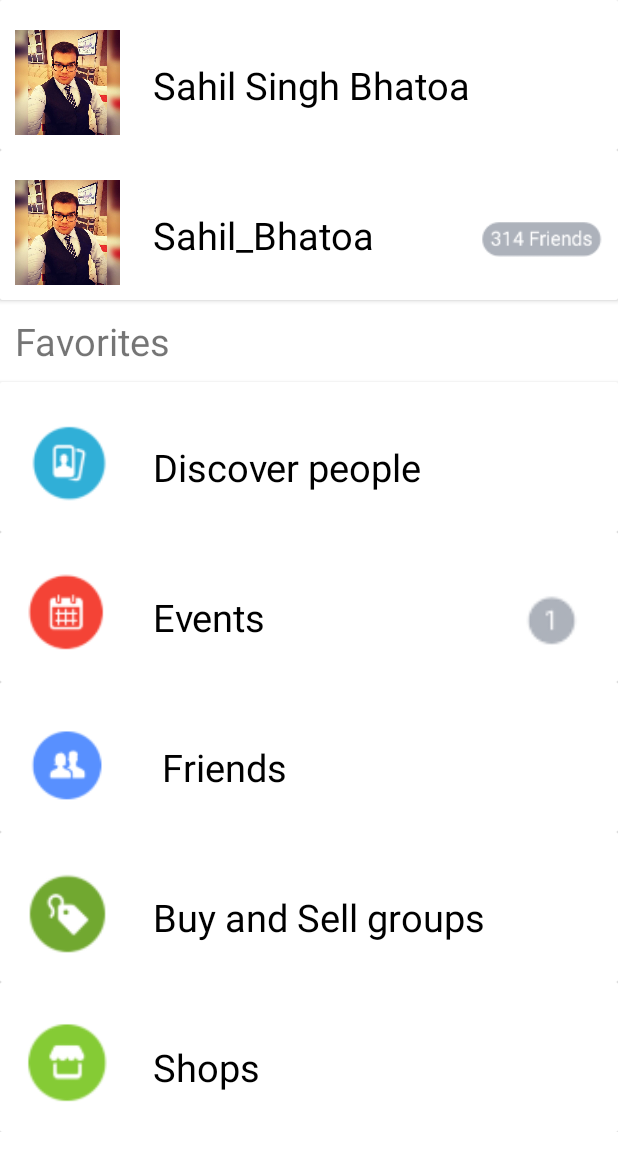
After one commit to xuefeihexue/FacebookJack, an Android app: the layout activity_profile_screen.xml on its own in the app's theme, with its tools: preview values and no code run, on a phone screen of 412 x 824 dp. The commit adds this screen. Shown: the top 1171 px of the screen. Run offline under Robolectric (Android 15) with nearby library versions, the phone set to English and light mode, and no system bars.

Commit message:
Profile screen initial commit.

```diff
--- /dev/null
+++ b/app/src/main/res/layout/activity_profile_screen.xml
@@ -0,0 +1,362 @@
+<?xml version="1.0" encoding="utf-8"?>
+<LinearLayout xmlns:android="http://schemas.android.com/apk/res/android"
+    android:layout_width="match_parent"
+    android:layout_height="match_parent"
+    android:background="#fff"
+    android:orientation="vertical">
+
+
+
+        <ScrollView
+            android:id="@+id/scrollView2"
+            android:layout_width="match_parent"
+            android:layout_height="match_parent"
+            android:background="#fff">
+
+
+            <RelativeLayout
+                android:layout_width="match_parent"
+                android:layout_height="match_parent">
+
+                <android.support.v7.widget.CardView
+                    android:id="@+id/whatOnYourMindCardView"
+                    android:layout_width="match_parent"
+                    android:layout_height="wrap_content"
+                    android:elevation="0dp">
+
+                    <RelativeLayout
+                        android:layout_width="match_parent"
+                        android:layout_height="100dp"
+                        android:background="#fff"
+                        android:elevation="0dp"
+                        android:padding="10dp"
+                        >
+
+
+                        <ImageView
+                            android:id="@+id/imageView2"
+                            android:layout_width="70dp"
+                            android:layout_height="70dp"
+                            android:layout_alignParentTop="true"
+                            android:layout_alignStart="@+id/view"
+                            android:layout_marginTop="10dp"
+                            android:src="@drawable/profilepic" />
+
+                        <TextView
+                            android:id="@+id/whattextview3"
+                            android:layout_width="wrap_content"
+                            android:layout_height="wrap_content"
+                            android:layout_alignTop="@+id/imageView2"
+                            android:layout_marginStart="22dp"
+                            android:layout_marginTop="19dp"
+                            android:layout_toEndOf="@+id/imageView2"
+
+                            android:text="Sahil Singh Bhatoa"
+                            android:textColor="#000"
+                            android:textSize="25sp" />
+
+                    </RelativeLayout>
+
+                </android.support.v7.widget.CardView>
+
+                <android.support.v7.widget.CardView
+                    android:id="@+id/whatOnYourMindCardView2"
+                    android:layout_below="@id/whatOnYourMindCardView"
+                    android:layout_width="match_parent"
+                    android:layout_height="wrap_content"
+                    android:elevation="0dp">
+
+                    <RelativeLayout
+                        android:layout_width="match_parent"
+                        android:layout_height="100dp"
+                        android:background="#fff"
+                        android:elevation="0dp"
+                        android:padding="10dp"
+                        >
+
+
+                        <ImageView
+                            android:id="@+id/imageView2"
+                            android:layout_width="70dp"
+                            android:layout_height="70dp"
+                            android:layout_alignParentTop="true"
+                            android:layout_alignStart="@+id/view"
+                            android:layout_marginTop="10dp"
+                            android:src="@drawable/profilepic" />
+
+                        <TextView
+                            android:id="@+id/whattextview"
+                            android:layout_width="wrap_content"
+                            android:layout_height="wrap_content"
+                            android:layout_alignTop="@+id/imageView2"
+                            android:layout_marginStart="22dp"
+                            android:layout_marginTop="19dp"
+                            android:layout_toEndOf="@+id/imageView2"
+
+                            android:text="Sahil_Bhatoa"
+                            android:textColor="#000"
+                            android:textSize="25sp" />
+
+
+                        <ImageView
+                            android:id="@+id/imageView7"
+                            android:layout_marginTop="19dp"
+                            android:layout_width="70dp"
+                            android:layout_height="70dp"
+                            android:scaleX="1.2"
+                            android:scaleY="1.2"
+                            android:layout_marginRight="5dp"
+                            android:layout_alignParentRight="true"
+                            android:src="@drawable/furz" />
+
+
+
+                    </RelativeLayout>
+
+                </android.support.v7.widget.CardView>
+                <TextView
+                    android:id="@+id/whattextview1"
+                    android:layout_width="wrap_content"
+                    android:layout_height="wrap_content"
+                    android:layout_below="@id/whatOnYourMindCardView2"
+                    android:text="Favorites"
+                    android:textSize="25sp"
+                    android:padding="10dp">
+
+
+                </TextView>
+                <android.support.v7.widget.CardView
+                    android:id="@+id/whatOnYourMindCardView3"
+                    android:layout_below="@id/whattextview1"
+
+                    android:layout_width="match_parent"
+                    android:layout_height="wrap_content"
+                    android:elevation="0dp">
+
+                    <RelativeLayout
+                        android:layout_width="match_parent"
+                        android:layout_height="100dp"
+                        android:background="#fff"
+                        android:elevation="0dp"
+                        android:padding="10dp"
+                        >
+
+
+                        <ImageView
+                            android:id="@+id/imageView2"
+                            android:layout_width="70dp"
+                            android:layout_height="70dp"
+                            android:layout_alignParentTop="true"
+                            android:layout_alignStart="@+id/view"
+                            android:layout_marginTop="10dp"
+                            android:src="@drawable/dicover" />
+
+                        <TextView
+                            android:id="@+id/whattextview"
+                            android:layout_width="wrap_content"
+                            android:layout_height="wrap_content"
+                            android:layout_alignTop="@+id/imageView2"
+                            android:layout_marginStart="22dp"
+                            android:layout_marginTop="19dp"
+                            android:layout_toEndOf="@+id/imageView2"
+
+                            android:text="Discover people"
+                            android:textColor="#000"
+                            android:textSize="25sp" />
+                    </RelativeLayout>
+
+                </android.support.v7.widget.CardView>
+
+
+                <android.support.v7.widget.CardView
+                    android:id="@+id/whatOnYourMindCardView4"
+                    android:layout_below="@+id/whatOnYourMindCardView3"
+
+                    android:layout_width="match_parent"
+                    android:layout_height="wrap_content"
+                    android:elevation="0dp">
+
+                    <RelativeLayout
+                        android:layout_width="match_parent"
+                        android:layout_height="100dp"
+                        android:background="#fff"
+                        android:elevation="0dp"
+                        android:padding="10dp"
+                        >
+
+
+                        <ImageView
+                            android:id="@+id/imageView3"
+                            android:layout_width="70dp"
+                            android:layout_height="70dp"
+                            android:layout_alignParentTop="true"
+                            android:layout_alignStart="@+id/view"
+                            android:layout_marginTop="10dp"
+                            android:src="@drawable/aa" />
+
+                        <TextView
+                            android:id="@+id/whattextview2"
+                            android:layout_width="wrap_content"
+                            android:layout_height="wrap_content"
+                            android:layout_alignTop="@+id/imageView3"
+                            android:layout_marginStart="22dp"
+                            android:layout_marginTop="19dp"
+                            android:layout_toEndOf="@+id/imageView3"
+
+                            android:text="Events"
+                            android:textColor="#000"
+                            android:textSize="25sp" />
+                        <ImageView
+                            android:id="@+id/imageView7"
+                            android:layout_marginTop="19dp"
+                            android:layout_width="70dp"
+                            android:layout_height="70dp"
+                            android:scaleX="0.7"
+                            android:scaleY="0.7"
+                            android:layout_alignParentRight="true"
+                            android:src="@drawable/uiii" />
+
+
+
+
+                    </RelativeLayout>
+
+                </android.support.v7.widget.CardView>
+
+                <android.support.v7.widget.CardView
+                    android:id="@+id/whatOnYourMindCardView5"
+                    android:layout_below="@+id/whatOnYourMindCardView4"
+
+                    android:layout_width="match_parent"
+                    android:layout_height="wrap_content"
+                    android:elevation="0dp">
+
+                    <RelativeLayout
+                        android:layout_width="match_parent"
+                        android:layout_height="100dp"
+                        android:background="#fff"
+                        android:elevation="0dp"
+                        android:padding="10dp">
+
+
+                        <ImageView
+                            android:id="@+id/imageView3"
+                            android:layout_width="70dp"
+                            android:layout_height="70dp"
+                            android:layout_alignParentTop="true"
+                            android:layout_alignStart="@+id/view"
+                            android:layout_marginTop="10dp"
+                            android:src="@drawable/ab" />
+
+                        <TextView
+                            android:id="@+id/whattextview2"
+                            android:layout_width="wrap_content"
+                            android:layout_height="wrap_content"
+                            android:layout_alignTop="@+id/imageView3"
+                            android:layout_marginStart="22dp"
+                            android:layout_marginTop="19dp"
+                            android:layout_toEndOf="@+id/imageView3"
+
+                            android:text=" Friends"
+                            android:textColor="#000"
+                            android:textSize="25sp" />
+
+
+                    </RelativeLayout>
+
+                </android.support.v7.widget.CardView>
+
+
+
+                <android.support.v7.widget.CardView
+                    android:id="@+id/whatOnYourMindCardView6"
+                    android:layout_below="@+id/whatOnYourMindCardView5"
+
+                    android:layout_width="match_parent"
+                    android:layout_height="wrap_content"
+                    android:elevation="0dp">
+
+                    <RelativeLayout
+                        android:layout_width="match_parent"
+                        android:layout_height="100dp"
+                        android:background="#fff"
+                        android:elevation="0dp"
+                        android:padding="10dp">
+
+
+                        <ImageView
+                            android:id="@+id/imageView3"
+                            android:layout_width="70dp"
+                            android:layout_height="70dp"
+                            android:layout_alignParentTop="true"
+                            android:layout_alignStart="@+id/view"
+                            android:layout_marginTop="10dp"
+                            android:src="@drawable/ac" />
+
+                        <TextView
+                            android:id="@+id/whattextview2"
+                            android:layout_width="wrap_content"
+                            android:layout_height="wrap_content"
+                            android:layout_alignTop="@+id/imageView3"
+                            android:layout_marginStart="22dp"
+                            android:layout_marginTop="19dp"
+                            android:layout_toEndOf="@+id/imageView3"
+
+                            android:text="Buy and Sell groups"
+                            android:textColor="#000"
+                            android:textSize="25sp" />
+
+
+                    </RelativeLayout>
+
+                </android.support.v7.widget.CardView>
+
+
+                <android.support.v7.widget.CardView
+                    android:id="@+id/whatOnYourMindCardView7"
+                    android:layout_below="@+id/whatOnYourMindCardView6"
+
+                    android:layout_width="match_parent"
+                    android:layout_height="wrap_content"
+                    android:elevation="0dp">
+
+                    <RelativeLayout
+                        android:layout_width="match_parent"
+                        android:layout_height="100dp"
+                        android:background="#fff"
+                        android:elevation="0dp"
+                        android:padding="10dp">
+
+
+                        <ImageView
+                            android:id="@+id/imageView3"
+                            android:layout_width="70dp"
+                            android:layout_height="70dp"
+                            android:layout_alignParentTop="true"
+                            android:layout_alignStart="@+id/view"
+                            android:layout_marginTop="10dp"
+                            android:src="@drawable/ad" />
+
+                        <TextView
+                            android:id="@+id/whattextview2"
+                            android:layout_width="wrap_content"
+                            android:layout_height="wrap_content"
+                            android:layout_alignTop="@+id/imageView3"
+                            android:layout_marginStart="22dp"
+                            android:layout_marginTop="19dp"
+                            android:layout_toEndOf="@+id/imageView3"
+
+                            android:text="Shops"
+                            android:textColor="#000"
+                            android:textSize="25sp" />
+
+
+                    </RelativeLayout>
+
+                </android.support.v7.widget.CardView>
+            </RelativeLayout>
+
+
+
+        </ScrollView>
+</LinearLayout>
--- a/app/src/main/res/layout/activity_user_screen.xml
+++ b/app/src/main/res/layout/activity_user_screen.xml
@@ -4,7 +4,8 @@
     xmlns:tools="http://schemas.android.com/tools"
     android:layout_width="match_parent"
     android:layout_height="match_parent"
-    tools:context=".sahilPackage.UserScreen">
+    tools:context=".sahilPackage.UserScreen"
+    tools:showIn="@layout/user_profile_navtejl">
 
     <ImageView
         android:id="@+id/imageView11"
--- a/app/src/main/res/values/dimens.xml
+++ b/app/src/main/res/values/dimens.xml
@@ -1,3 +1,8 @@
 <resources>
     <dimen name="fab_margin">16dp</dimen>
+    <!-- Default screen margins, per the Android Design guidelines. -->
+    <dimen name="activity_horizontal_margin">16dp</dimen>
+    <dimen name="activity_vertical_margin">16dp</dimen>
+    <dimen name="nav_header_vertical_spacing">16dp</dimen>
+    <dimen name="nav_header_height">160dp</dimen>
 </resources>
--- a/app/src/main/res/values/styles.xml
+++ b/app/src/main/res/values/styles.xml
@@ -17,4 +17,9 @@
 
     <style name="AppTheme.PopupOverlay" parent="ThemeOverlay.AppCompat.Light" />
 
+    <style name="AppTheme.NoActionBar.AppBarOverlay" parent="ThemeOverlay.AppCompat.Dark.ActionBar" />
+
+    <style name="AppTheme.NoActionBar.PopupOverlay" parent="ThemeOverlay.AppCompat.Light" />
+
+
 </resources>
```
Also changed, not shown: app/src/main/AndroidManifest.xml (+12 -2 lines), app/src/main/java/com/example/a1691717/facebookjack/navtejPackage/UserScreen.java (added, +19 -0 lines), app/src/main/java/com/example/a1691717/facebookjack/navtejPackage/profileScreen.java (+10 -9 lines), app/src/main/res/layout/app_bar_profile_screen2.xml (added, +36 -0 lines), app/src/main/res/layout/content_profile_screen.xml (added, +87 -0 lines), app/src/main/res/layout/user_profile_navtejl.xml (added, +39 -0 lines), app/src/main/res/values/strings.xml (+7 -0 lines), app/src/main/res/drawable-xxhdpi/aa.png (added), app/src/main/res/drawable-xxhdpi/ab.png (added), app/src/main/res/drawable-xxhdpi/ac.png (added), app/src/main/res/drawable-xxhdpi/ad.png (added), app/src/main/res/drawable-xxhdpi/dicover.png (added), app/src/main/res/drawable-xxhdpi/furz.png (added), app/src/main/res/drawable-xxhdpi/uiii.png (added), 1 more files.
